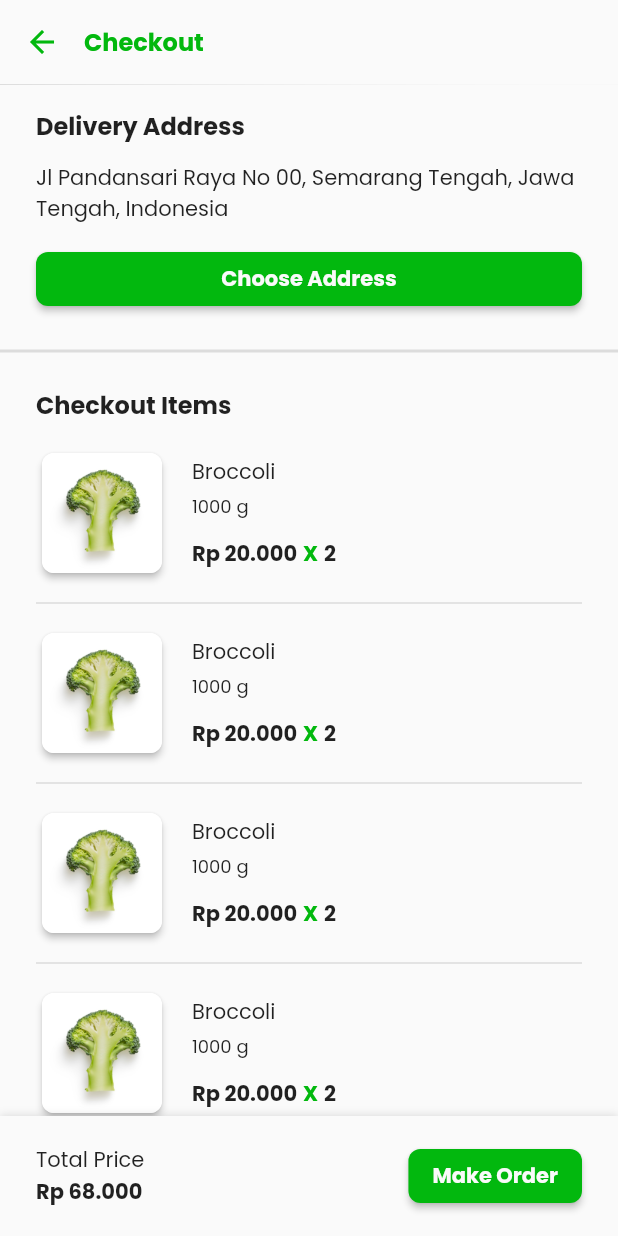
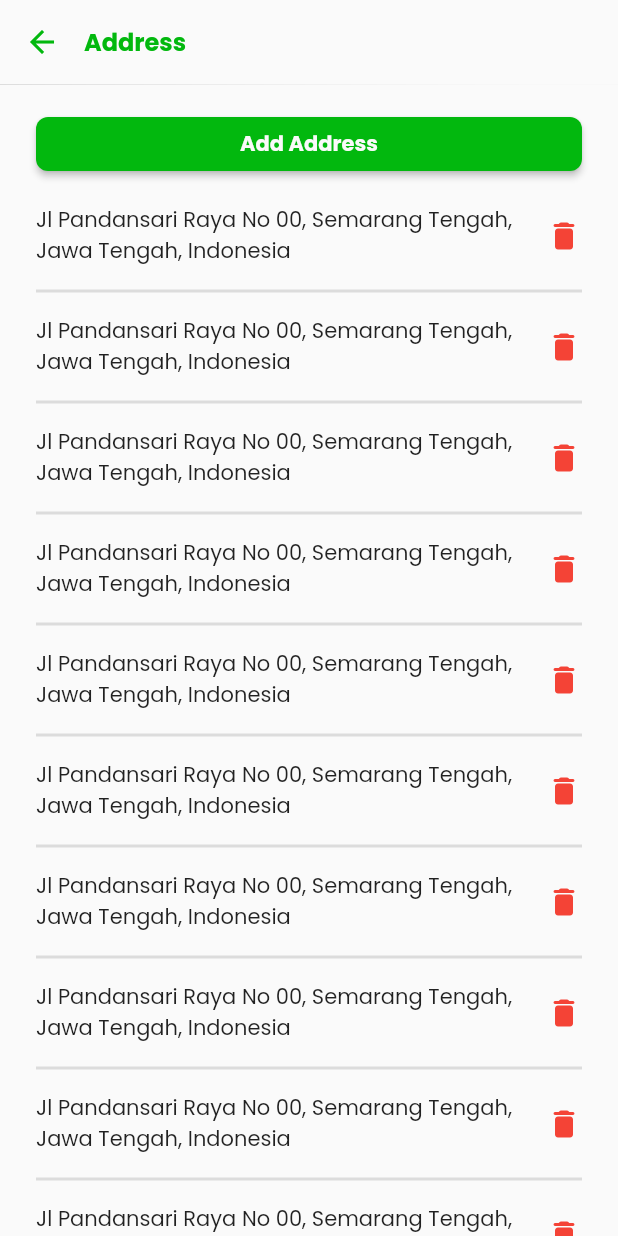
Before and after one commit to stanleymesa/segarbox_flutter, a Flutter app: the CheckoutView screen opened by its route, after a tap on "Choose Address", on a phone screen of 412 x 824 dp. Run offline on Flutter 3.47's test engine with Material 2 defaults, Android fonts, the phone set to English and light mode, and no system bars; our stand-ins replace carousel_slider, flutter_lorem, get, google_fonts, lottie, palette_generator and 1 more; network calls fail.

Commit message:
Address Page

```diff
--- /dev/null
+++ b/lib/app/modules/address/bindings/address_binding.dart
@@ -0,0 +1,12 @@
+import 'package:get/get.dart';
+
+import '../controllers/address_controller.dart';
+
+class AddressBinding extends Bindings {
+  @override
+  void dependencies() {
+    Get.lazyPut<AddressController>(
+      () => AddressController(),
+    );
+  }
+}
--- /dev/null
+++ b/lib/app/modules/address/controllers/address_controller.dart
@@ -0,0 +1,20 @@
+import 'package:get/get.dart';
+
+class AddressController extends GetxController {
+  //TODO: Implement AddressController
+
+  final count = 0.obs;
+  @override
+  void onInit() {
+    super.onInit();
+  }
+
+  @override
+  void onReady() {
+    super.onReady();
+  }
+
+  @override
+  void onClose() {}
+  void increment() => count.value++;
+}
--- /dev/null
+++ b/lib/app/modules/address/views/address_view.dart
@@ -0,0 +1,83 @@
+import 'package:flutter/material.dart';
+
+import 'package:get/get.dart';
+import 'package:segarbox_flutter/theme/theme.dart';
+
+import '../controllers/address_controller.dart';
+
+class AddressView extends GetView<AddressController> {
+  @override
+  Widget build(BuildContext context) {
+    return Scaffold(
+        appBar: AppBar(
+          backgroundColor: defaultWhite,
+          title: Text(
+            'Address',
+            style: title.copyWith(color: green),
+          ),
+          iconTheme: IconThemeData(color: green),
+          titleSpacing: 0,
+          elevation: 0.2,
+        ),
+        body: Column(
+          children: [
+            SizedBox(
+              height: 16,
+            ),
+            Container(
+              padding: EdgeInsets.symmetric(horizontal: 24),
+              width: Get.width,
+              child: ElevatedButton(
+                onPressed: () {},
+                child: Text(
+                  'Add Address',
+                  style: normalBold.copyWith(color: defaultWhite),
+                ),
+                style: ElevatedButton.styleFrom(
+                    backgroundColor: green,
+                    shape: RoundedRectangleBorder(
+                        borderRadius: BorderRadius.all(Radius.circular(8)))),
+              ),
+            ),
+            SizedBox(
+              height: 16,
+            ),
+            Expanded(
+              child: ListView.separated(
+                  padding: EdgeInsets.only(bottom: 24, left: 24, right: 24),
+                  itemCount: 10,
+                  separatorBuilder: (context, index) => Column(
+                        children: [
+                          SizedBox(
+                            height: 8,
+                          ),
+                          Divider(
+                            thickness: 2,
+                          ),
+                          SizedBox(
+                            height: 8,
+                          ),
+                        ],
+                      ),
+                  itemBuilder: (context, index) => Row(
+                        children: [
+                          Expanded(
+                            child: Text(
+                              'Jl Pandansari Raya No 00, Semarang Tengah, Jawa Tengah, Indonesia',
+                              style: normalDark,
+                            ),
+                          ),
+                          SizedBox(
+                            width: 16,
+                          ),
+                          Icon(
+                            Icons.delete_rounded,
+                            color: Colors.red,
+                          ),
+                        ],
+                      )),
+            )
+          ],
+        ));
+  }
+}
--- a/lib/app/modules/checkout/views/checkout_view.dart
+++ b/lib/app/modules/checkout/views/checkout_view.dart
@@ -1,6 +1,7 @@
 import 'package:flutter/material.dart';
 
 import 'package:get/get.dart';
+import 'package:segarbox_flutter/app/routes/app_pages.dart';
 import 'package:segarbox_flutter/theme/theme.dart';
 
 import '../controllers/checkout_controller.dart';
@@ -49,7 +50,9 @@ class CheckoutView extends GetView<CheckoutController> {
               Padding(
                 padding: const EdgeInsets.symmetric(horizontal: 24),
                 child: ElevatedButton(
-                  onPressed: () {},
+                  onPressed: () {
+                    Get.toNamed(Routes.ADDRESS);
+                  },
                   child: Text(
                     'Choose Address',
                     style: normalBold.copyWith(color: defaultWhite),
--- a/lib/app/routes/app_pages.dart
+++ b/lib/app/routes/app_pages.dart
@@ -1,5 +1,7 @@
 import 'package:get/get.dart';
 
+import 'package:segarbox_flutter/app/modules/address/bindings/address_binding.dart';
+import 'package:segarbox_flutter/app/modules/address/views/address_view.dart';
 import 'package:segarbox_flutter/app/modules/cart/bindings/cart_binding.dart';
 import 'package:segarbox_flutter/app/modules/cart/views/cart_view.dart';
 import 'package:segarbox_flutter/app/modules/checkout/bindings/checkout_binding.dart';
@@ -51,5 +53,10 @@ class AppPages {
       page: () => CheckoutView(),
       binding: CheckoutBinding(),
     ),
+    GetPage(
+      name: _Paths.ADDRESS,
+      page: () => AddressView(),
+      binding: AddressBinding(),
+    ),
   ];
 }
--- a/lib/app/routes/app_routes.dart
+++ b/lib/app/routes/app_routes.dart
@@ -10,6 +10,7 @@ abstract class Routes {
   static const DETAIL = _Paths.DETAIL;
   static const CART = _Paths.CART;
   static const CHECKOUT = _Paths.CHECKOUT;
+  static const ADDRESS = _Paths.ADDRESS;
 }
 
 abstract class _Paths {
@@ -19,4 +20,5 @@ abstract class _Paths {
   static const DETAIL = '/detail';
   static const CART = '/cart';
   static const CHECKOUT = '/checkout';
+  static const ADDRESS = '/address';
 }
```
